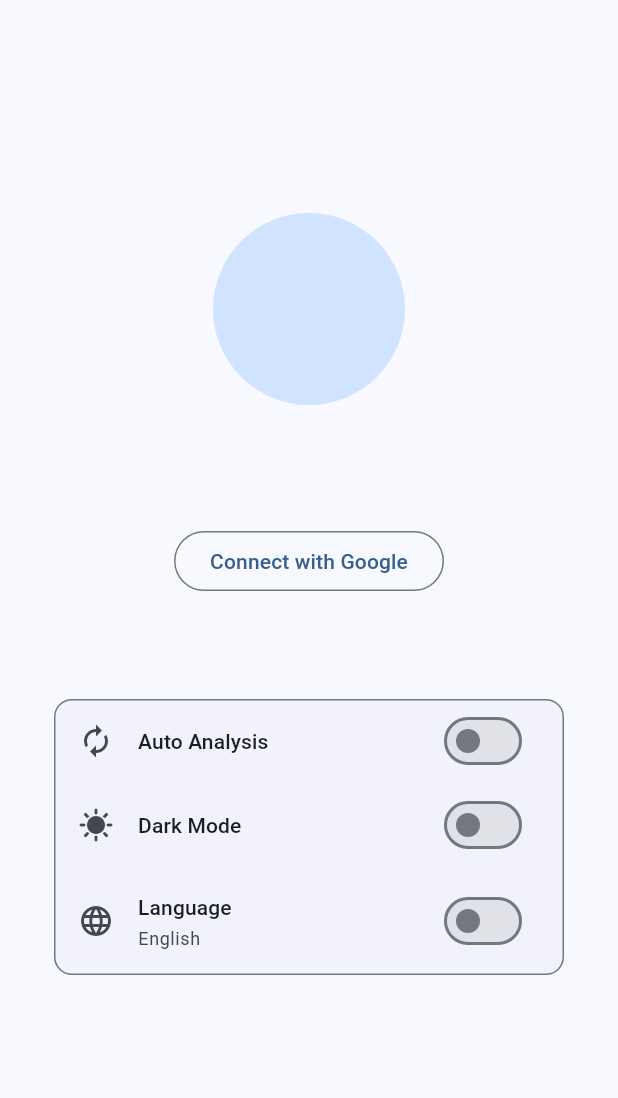
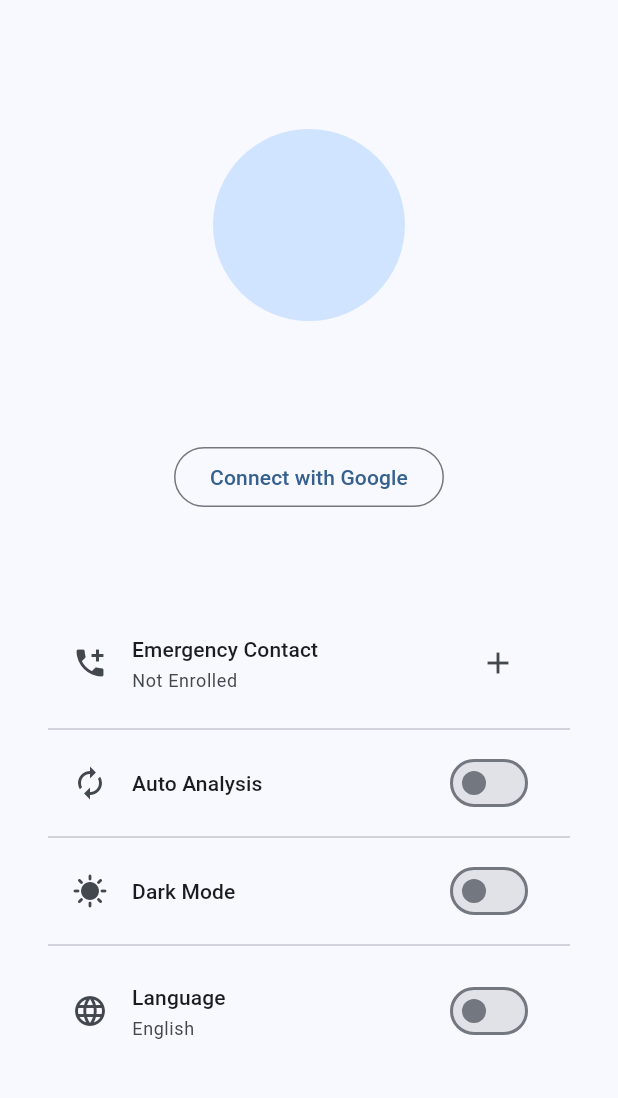
Before and after one commit to KAIST-Google-Solution-Challenge/frontend, a Flutter app: the ProfileView screen opened by its route, on a phone screen of 412 x 824 dp, the part 63-1161 px from its top. Run offline on Flutter 3.47's test engine with Material 2 defaults, Android fonts, the phone set to English and light mode, and no system bars; our stand-ins replace cloud_firestore, contacts_service, dio, firebase_auth, firebase_core, flutter_local_notifications and 3 more; missing offline and left inert: call_log, flutter_background_service, flutter_background_service_android, phone_state, telephony; accounts and stored records are empty.

Commit message:
add emergency contact

```diff
--- a/lib/view/profile_view.dart
+++ b/lib/view/profile_view.dart
@@ -5,6 +5,8 @@ import 'package:the_voice/model/custom_widget_model.dart';
 import 'package:the_voice/model/setting_model.dart';
 import 'package:firebase_auth/firebase_auth.dart';
 import 'dart:math';
+
+import 'package:the_voice/view/emergency_contact_dialog_view.dart';
 
 class ProfileView extends StatelessWidget {
   static String route = 'profile_view';
@@ -61,17 +63,37 @@ class ProfileView extends StatelessWidget {
               children: [
                 const SizedBox(width: 32),
                 Expanded(
-                  child: Card(
-                    elevation: 0,
-                    shape: RoundedRectangleBorder(
-                      side: BorderSide(
-                        color: Theme.of(context).colorScheme.outline,
-                      ),
-                      borderRadius: const BorderRadius.all(Radius.circular(12)),
-                    ),
                   child: Consumer<SettingModel>(
                     builder: (context, value, child) => Column(
                       children: [
+                        ListTile(
+                          leading: Icon(Icons.add_call),
+                          title: Text(
+                            value.language == Language.english
+                                ? 'Emergency Contact'
+                                : '비상 연락처',
+                            style: textTheme.labelLarge,
+                          ),
+                          subtitle: Text(
+                            value.emergencyContact.isEmpty
+                                ? value.language == Language.english
+                                    ? 'Not Enrolled'
+                                    : '등록되지 않음'
+                                : value.emergencyContact,
+                            style: textTheme.bodySmall?.copyWith(
+                              color: colorScheme.onSurfaceVariant,
+                            ),
+                          ),
+                          trailing: IconButton(
+                            icon: Icon(Icons.add),
+                            onPressed: () => showDialog(
+                              context: context,
+                              builder: (context) =>
+                                  EmergencyContactDialogView(),
+                            ),
+                          ),
+                        ),
+                        Divider(),
                         ListTile(
                           leading: const Icon(Icons.autorenew),
                           title: Text(
@@ -85,6 +107,7 @@ class ProfileView extends StatelessWidget {
                             onChanged: (_) => value.changeAutoAnalysis(),
                           ),
                         ),
+                        Divider(),
                         ListTile(
                           leading: const Icon(Icons.sunny),
                           title: Text(
@@ -100,6 +123,7 @@ class ProfileView extends StatelessWidget {
                             onChanged: (_) => value.changeBrightness(),
                           ),
                         ),
+                        Divider(),
                         ListTile(
                           leading: const Icon(Icons.language),
                           title: Text(
@@ -131,7 +155,6 @@ class ProfileView extends StatelessWidget {
                     ),
                   ),
                 ),
-                ),
                 const SizedBox(width: 32),
               ],
             )
```
Also changed, not shown: lib/controller/background_controller.dart (+20 -0 lines), lib/model/setting_model.dart (+7 -6 lines), lib/view/emergency_contact_dialog_view.dart (added, +49 -0 lines), 2 other files. Lines whose indentation alone changed are shown as unchanged.
